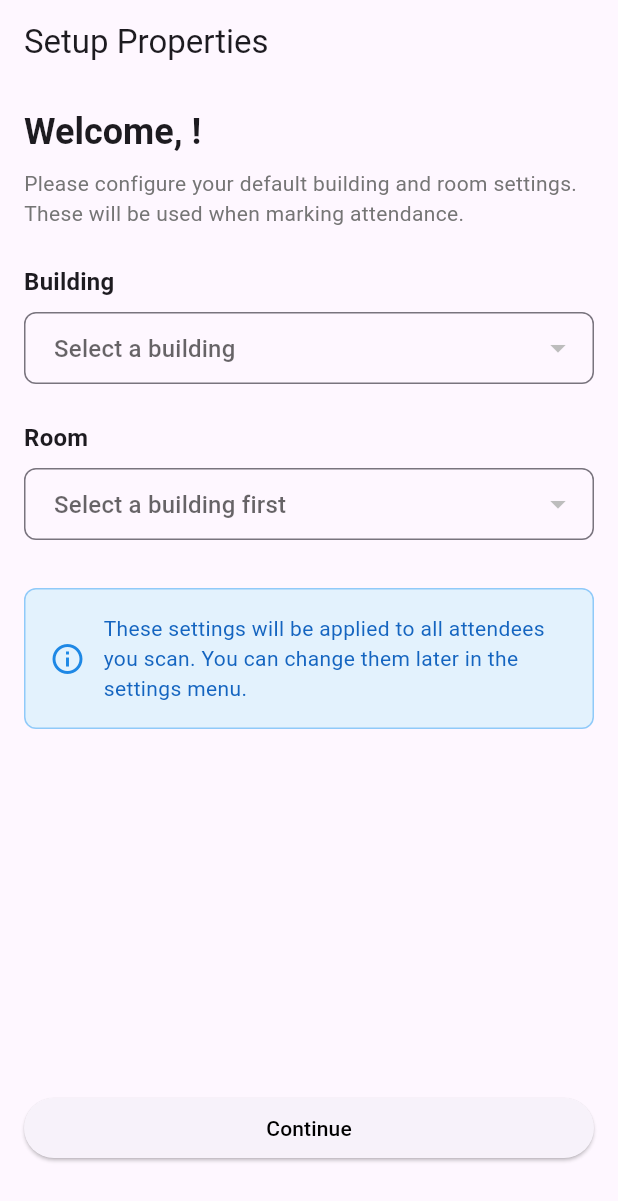
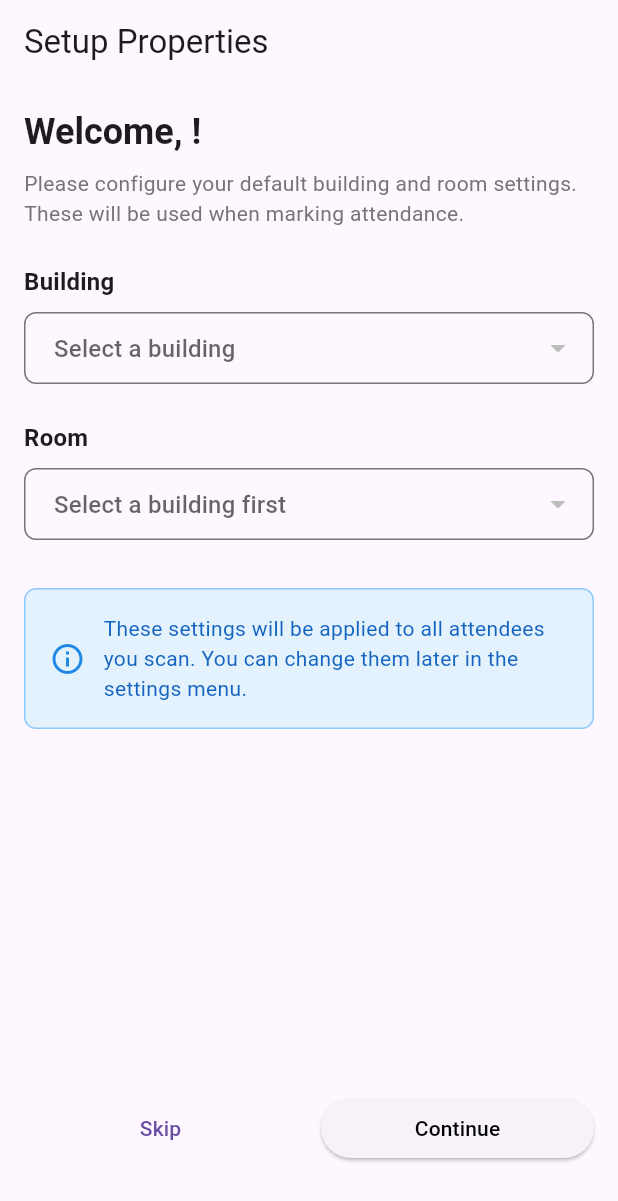
Before and after one commit to aksisonline/watergirl_aqua, a Flutter app: the PropertySettingsScreen screen opened directly with empty values, on a phone screen of 412 x 824 dp. Shown: the top 1201 px of the screen. Run offline on Flutter 3.47's test engine with Material 3 defaults, Android fonts, the phone set to English and light mode, and no system bars; our stand-ins replace camera, connectivity_plus, flutter_dotenv, flutter_local_notifications, permission_handler, shared_preferences and 4 more; missing offline and left inert: mobile_scanner; accounts and stored records are empty.

Commit message:
feat: Add skip setup functionality and enhance attendee ID handling in QR registration

```diff
--- a/lib/auth/property_settings_screen.dart
+++ b/lib/auth/property_settings_screen.dart
@@ -153,6 +153,13 @@ class PropertySettingsScreenState extends State<PropertySettingsScreen> {
     }
   }
 
+  Future<void> _skipSetup() async {
+    Navigator.pushReplacement(
+      context,
+      MaterialPageRoute(builder: (context) => const Dashboard()),
+    );
+  }
+
   @override
   Widget build(BuildContext context) {
     return Scaffold(
@@ -297,15 +304,14 @@ class PropertySettingsScreenState extends State<PropertySettingsScreen> {
                     // Action Buttons
                     Row(
                       children: [
-                        if (!widget.isFirstTimeSetup) ...[
+                        if (widget.isFirstTimeSetup) ...[
                           Expanded(
-                            child: OutlinedButton(
-                              onPressed: _isSaving ? null : () => Navigator.pop(context),
-                              child: const Text('Cancel'),
+                            child: TextButton(
+                              onPressed: _isSaving ? null : _skipSetup,
+                              child: const Text('Skip'),
                             ),
                           ),
                           const SizedBox(width: 16),
-                        ],
                           Expanded(
                             child: ElevatedButton(
                               onPressed: _isSaving ? null : _saveSettings,
@@ -315,9 +321,30 @@ class PropertySettingsScreenState extends State<PropertySettingsScreen> {
                                       width: 20,
                                       child: CircularProgressIndicator(strokeWidth: 2),
                                     )
-                                : Text(widget.isFirstTimeSetup ? 'Continue' : 'Save Settings'),
+                                  : const Text('Continue'),
                             ),
                           ),
+                        ] else ...[
+                          Expanded(
+                            child: OutlinedButton(
+                              onPressed: _isSaving ? null : () => Navigator.pop(context),
+                              child: const Text('Cancel'),
+                            ),
+                          ),
+                          const SizedBox(width: 16),
+                          Expanded(
+                            child: ElevatedButton(
+                              onPressed: _isSaving ? null : _saveSettings,
+                              child: _isSaving
+                                  ? const SizedBox(
+                                      height: 20,
+                                      width: 20,
+                                      child: CircularProgressIndicator(strokeWidth: 2),
+                                    )
+                                  : const Text('Save Settings'),
+                            ),
+                          ),
+                        ],
                       ],
                     ),
 
--- a/lib/dashboard/settings/settings_screen.dart
+++ b/lib/dashboard/settings/settings_screen.dart
@@ -450,13 +450,13 @@ class SettingsScreenState extends State<SettingsScreen> {
           children: [
             Row(
               children: [
-                Icon(icon, color: Theme.of(context).primaryColor),
+                Icon(icon, color: Colors.white),
                 const SizedBox(width: 8),
                 Text(
                   title,
                   style: Theme.of(context).textTheme.titleLarge?.copyWith(
                     fontWeight: FontWeight.bold,
-                    color: Theme.of(context).primaryColor,
+                    color: Colors.white,
                   ),
                 ),
               ],
--- a/lib/services/property_validation_service.dart
+++ b/lib/services/property_validation_service.dart
@@ -1,3 +1,4 @@
+import 'dart:convert';
 import 'package:shared_preferences/shared_preferences.dart';
 import 'package:supabase_flutter/supabase_flutter.dart';
 
@@ -148,28 +149,48 @@ class PropertyValidationService {
     try {
       final supabase = Supabase.instance.client;
 
-      // Fetch distinct buildings and rooms from properties table
+      // Fetch building and room properties from properties table
       final response = await supabase
           .from('properties')
-          .select('team_name, building, room');
+          .select('property_name, property_options')
+          .inFilter('property_name', ['building', 'room']);
 
-      if (response == null) return {'buildings': [], 'rooms': []};
+      if (response.isEmpty) return {'buildings': [], 'rooms': []};
 
-      final buildings = <String>{};
-      final rooms = <String>{};
+      final buildings = <String>[];
+      final rooms = <String>[];
 
       for (final property in response) {
-        if (property['building'] != null) {
-          buildings.add(property['building'].toString());
-        }
-        if (property['room'] != null) {
-          rooms.add(property['room'].toString());
+        final propertyName = property['property_name'] as String;
+        final propertyOptions = property['property_options'] as String;
+
+        if (propertyName == 'building') {
+          // Parse comma-separated building options
+          buildings.addAll(
+            propertyOptions.split(',').map((b) => b.trim()).where((b) => b.isNotEmpty)
+          );
+        } else if (propertyName == 'room') {
+          // Parse room options - could be JSON or comma-separated
+          try {
+            // Try parsing as JSON first (new nested format)
+            final roomsByBuilding = jsonDecode(propertyOptions) as Map<String, dynamic>;
+            for (final buildingRooms in roomsByBuilding.values) {
+              if (buildingRooms is List) {
+                rooms.addAll((buildingRooms as List).map((r) => r.toString()));
+              }
+            }
+          } catch (e) {
+            // Fallback to comma-separated format (old format)
+            rooms.addAll(
+              propertyOptions.split(',').map((r) => r.trim()).where((r) => r.isNotEmpty)
+            );
+          }
         }
       }
 
       return {
-        'buildings': buildings.toList()..sort(),
-        'rooms': rooms.toList()..sort(),
+        'buildings': buildings.toSet().toList()..sort(),
+        'rooms': rooms.toSet().toList()..sort(),
       };
     } catch (e) {
       print('Error fetching available properties: $e');
@@ -184,19 +205,31 @@ class PropertyValidationService {
 
       final response = await supabase
           .from('properties')
-          .select('room')
-          .eq('building', building);
+          .select('property_options')
+          .eq('property_name', 'room')
+          .single();
 
       if (response == null) return [];
 
-      final rooms = <String>{};
-      for (final property in response) {
-        if (property['room'] != null) {
-          rooms.add(property['room'].toString());
+      final propertyOptions = response['property_options'] as String;
+
+      try {
+        // Try parsing as JSON first (new nested format)
+        final roomsByBuilding = jsonDecode(propertyOptions) as Map<String, dynamic>;
+
+        if (roomsByBuilding.containsKey(building)) {
+          final buildingRooms = roomsByBuilding[building];
+          if (buildingRooms is List) {
+            return (buildingRooms as List).map((r) => r.toString()).toList()..sort();
+          }
         }
+        return [];
+      } catch (e) {
+        // Fallback: if JSON parsing fails, return empty list
+        // (old comma-separated format doesn't support building associations)
+        print('Error parsing room JSON for building $building: $e');
+        return [];
       }
-
-      return rooms.toList()..sort();
     } catch (e) {
       print('Error fetching rooms for building: $e');
       return [];
```
Also changed, not shown: lib/dashboard/register/attendee_list.dart (+15 -2 lines), lib/dashboard/register/qr_register.dart (+46 -17 lines). Lines whose indentation alone changed are shown as unchanged.
